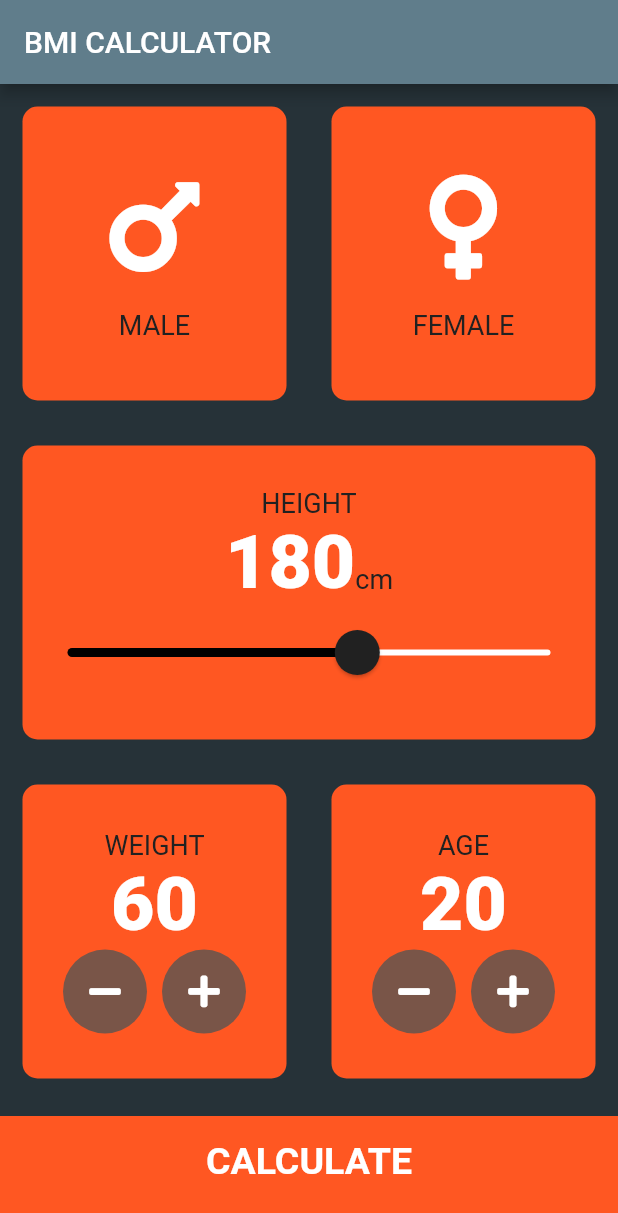
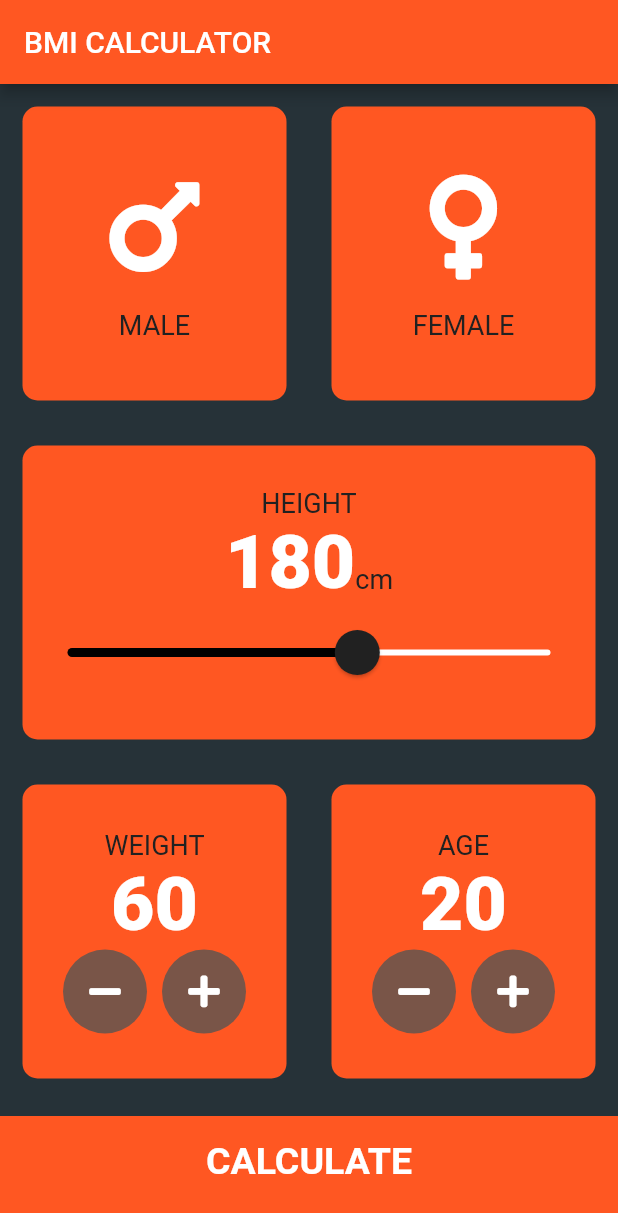
Before and after one commit to OxamaHxn/BMI-Calculator-Flutter-, a Flutter app: the screen it shows after launch, on a phone screen of 412 x 824 dp. Shown: the top 1213 px of the screen. Run offline on Flutter 3.47's test engine with Material 2 defaults, Android fonts, the phone set to English and light mode, and no system bars; our stand-ins replace font_awesome_flutter.

Commit message:
Primary customization changed

```diff
--- a/lib/main.dart
+++ b/lib/main.dart
@@ -8,7 +8,7 @@ class BMICalculator extends StatelessWidget {
   Widget build(BuildContext context) {
     return MaterialApp(
       theme: ThemeData.dark().copyWith(
-        primaryColor: Color(0xFF607d8b),
+        primaryColor: Colors.deepOrange,
         scaffoldBackgroundColor: Color(0xFF263238),
       ),
       home: InputPage(),
```
